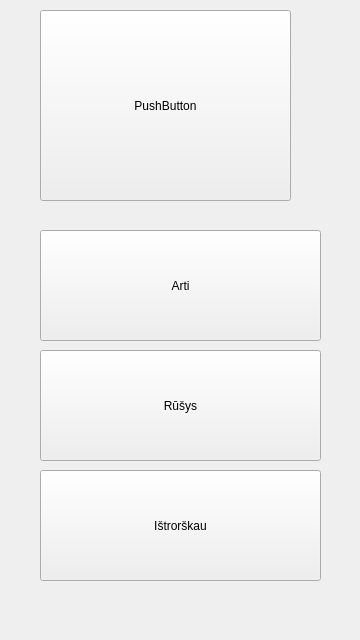
Qt form nokia/AlausRadaras/alausradaras.ui (vincnetas/alaus-radaras) before a commit.
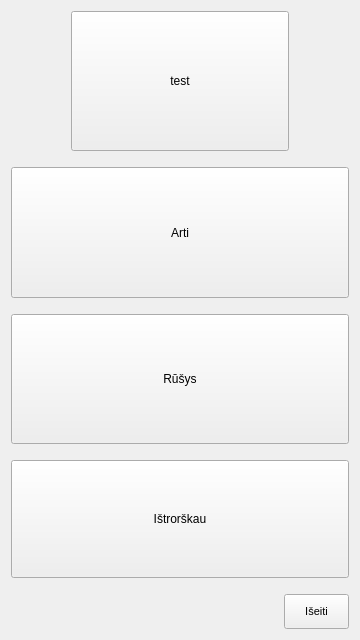
The same form after that commit. Icons and pictures are not drawn.

```diff
--- a/nokia/AlausRadaras/alausradaras.ui
+++ b/nokia/AlausRadaras/alausradaras.ui
@@ -21,14 +21,82 @@
    <string notr="true">#AlausRadaras { border-image:url(:/images/background.png); } </string>
   </property>
   <widget class="QWidget" name="centralWidget">
+   <layout class="QVBoxLayout" name="verticalLayout">
+    <item>
+     <layout class="QHBoxLayout" name="horizontalLayout_2" stretch="0,0,0">
+      <property name="sizeConstraint">
+       <enum>QLayout::SetMinimumSize</enum>
+      </property>
+      <item>
+       <spacer name="horizontalSpacer_2">
+        <property name="orientation">
+         <enum>Qt::Horizontal</enum>
+        </property>
+        <property name="sizeHint" stdset="0">
+         <size>
+          <width>60</width>
+          <height>20</height>
+         </size>
+        </property>
+       </spacer>
+      </item>
+      <item>
+       <widget class="QPushButton" name="pushButton">
+        <property name="sizePolicy">
+         <sizepolicy hsizetype="MinimumExpanding" vsizetype="MinimumExpanding">
+          <horstretch>1</horstretch>
+          <verstretch>10</verstretch>
+         </sizepolicy>
+        </property>
+        <property name="minimumSize">
+         <size>
+          <width>100</width>
+          <height>140</height>
+         </size>
+        </property>
+        <property name="styleSheet">
+         <string notr="true">border-image:url(:/images/bok_title.png);</string>
+        </property>
+        <property name="text">
+         <string>test</string>
+        </property>
+       </widget>
+      </item>
+      <item>
+       <spacer name="horizontalSpacer_3">
+        <property name="orientation">
+         <enum>Qt::Horizontal</enum>
+        </property>
+        <property name="sizeHint" stdset="0">
+         <size>
+          <width>60</width>
+          <height>20</height>
+         </size>
+        </property>
+       </spacer>
+      </item>
+     </layout>
+    </item>
+    <item>
+     <spacer name="verticalSpacer_4">
+      <property name="orientation">
+       <enum>Qt::Vertical</enum>
+      </property>
+      <property name="sizeHint" stdset="0">
+       <size>
+        <width>20</width>
+        <height>10</height>
+       </size>
+      </property>
+     </spacer>
+    </item>
+    <item>
    <widget class="QPushButton" name="btnNear">
-    <property name="geometry">
-     <rect>
-      <x>40</x>
-      <y>230</y>
-      <width>281</width>
-      <height>111</height>
-     </rect>
+      <property name="sizePolicy">
+       <sizepolicy hsizetype="MinimumExpanding" vsizetype="MinimumExpanding">
+        <horstretch>0</horstretch>
+        <verstretch>10</verstretch>
+       </sizepolicy>
     </property>
     <property name="styleSheet">
      <string notr="true">border-image:url(:/images/batonas.png);</string>
@@ -37,14 +105,33 @@
      <string>Arti</string>
     </property>
    </widget>
+    </item>
+    <item>
+     <spacer name="verticalSpacer">
+      <property name="orientation">
+       <enum>Qt::Vertical</enum>
+      </property>
+      <property name="sizeHint" stdset="0">
+       <size>
+        <width>20</width>
+        <height>10</height>
+       </size>
+      </property>
+     </spacer>
+    </item>
+    <item>
    <widget class="QPushButton" name="btnBrands">
-    <property name="geometry">
-     <rect>
-      <x>40</x>
-      <y>350</y>
-      <width>281</width>
-      <height>111</height>
-     </rect>
+      <property name="sizePolicy">
+       <sizepolicy hsizetype="MinimumExpanding" vsizetype="MinimumExpanding">
+        <horstretch>0</horstretch>
+        <verstretch>10</verstretch>
+       </sizepolicy>
+      </property>
+      <property name="minimumSize">
+       <size>
+        <width>0</width>
+        <height>0</height>
+       </size>
     </property>
     <property name="styleSheet">
      <string notr="true">border-image:url(:/images/batonas.png)</string>
@@ -53,14 +140,33 @@
      <string>Rūšys</string>
     </property>
    </widget>
+    </item>
+    <item>
+     <spacer name="verticalSpacer_2">
+      <property name="orientation">
+       <enum>Qt::Vertical</enum>
+      </property>
+      <property name="sizeHint" stdset="0">
+       <size>
+        <width>20</width>
+        <height>10</height>
+       </size>
+      </property>
+     </spacer>
+    </item>
+    <item>
    <widget class="QPushButton" name="btnLucky">
-    <property name="geometry">
-     <rect>
-      <x>40</x>
-      <y>470</y>
-      <width>281</width>
-      <height>111</height>
-     </rect>
+      <property name="sizePolicy">
+       <sizepolicy hsizetype="MinimumExpanding" vsizetype="MinimumExpanding">
+        <horstretch>0</horstretch>
+        <verstretch>9</verstretch>
+       </sizepolicy>
+      </property>
+      <property name="minimumSize">
+       <size>
+        <width>0</width>
+        <height>0</height>
+       </size>
     </property>
     <property name="styleSheet">
      <string notr="true">border-image:url(:/images/batonas.png)</string>
@@ -69,22 +175,56 @@
      <string>Ištrorškau</string>
     </property>
    </widget>
-   <widget class="QPushButton" name="pushButton">
-    <property name="geometry">
-     <rect>
-      <x>40</x>
-      <y>10</y>
-      <width>251</width>
-      <height>191</height>
-     </rect>
+    </item>
+    <item>
+     <spacer name="verticalSpacer_3">
+      <property name="orientation">
+       <enum>Qt::Vertical</enum>
+      </property>
+      <property name="sizeHint" stdset="0">
+       <size>
+        <width>20</width>
+        <height>10</height>
+       </size>
+      </property>
+     </spacer>
+    </item>
+    <item>
+     <layout class="QHBoxLayout" name="horizontalLayout" stretch="0,0">
+      <item>
+       <spacer name="horizontalSpacer">
+        <property name="orientation">
+         <enum>Qt::Horizontal</enum>
+        </property>
+        <property name="sizeHint" stdset="0">
+         <size>
+          <width>40</width>
+          <height>20</height>
+         </size>
+        </property>
+       </spacer>
+      </item>
+      <item>
+       <widget class="QPushButton" name="btnExit">
+        <property name="font">
+         <font>
+          <pointsize>8</pointsize>
+         </font>
     </property>
     <property name="styleSheet">
-     <string notr="true">border-image:url(:/images/bok_title.png);</string>
+         <string notr="true">#btnExit{
+border-image:url(:/images/batonas.png);
+padding:10px 20px 10px 20px;
+}</string>
     </property>
     <property name="text">
-     <string>PushButton</string>
-    </property>
-   </widget>
+         <string>Išeiti</string>
+        </property>
+       </widget>
+      </item>
+     </layout>
+    </item>
+   </layout>
   </widget>
  </widget>
  <layoutdefault spacing="6" margin="11"/>
```
Lines whose indentation alone changed are shown as unchanged.
